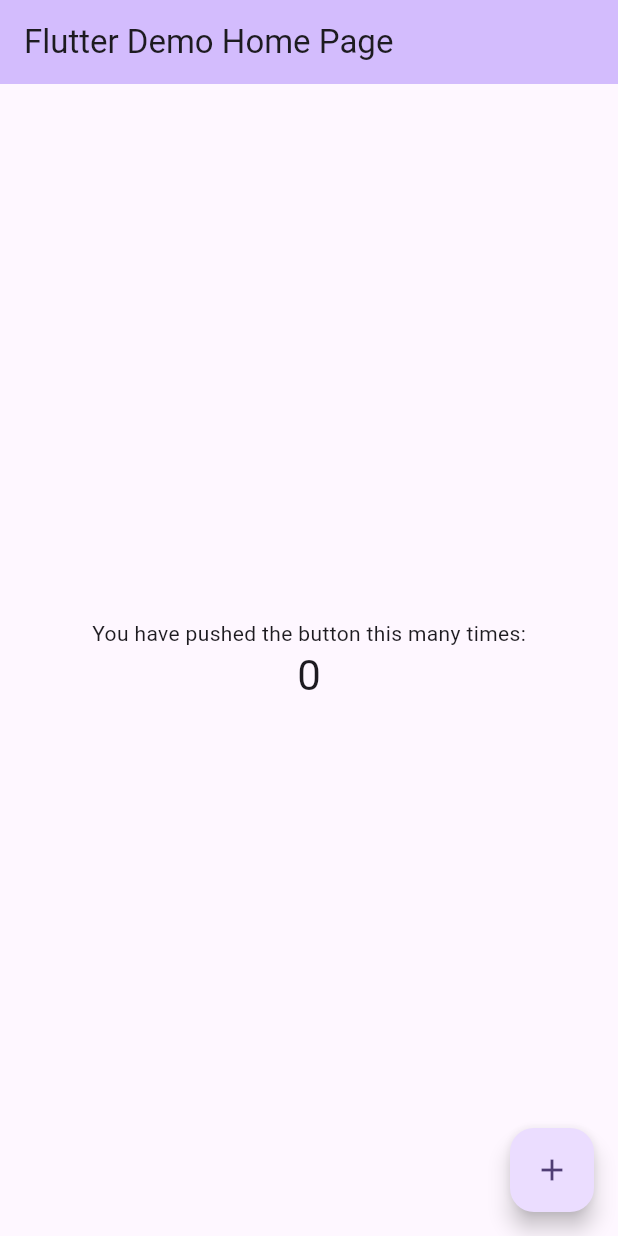
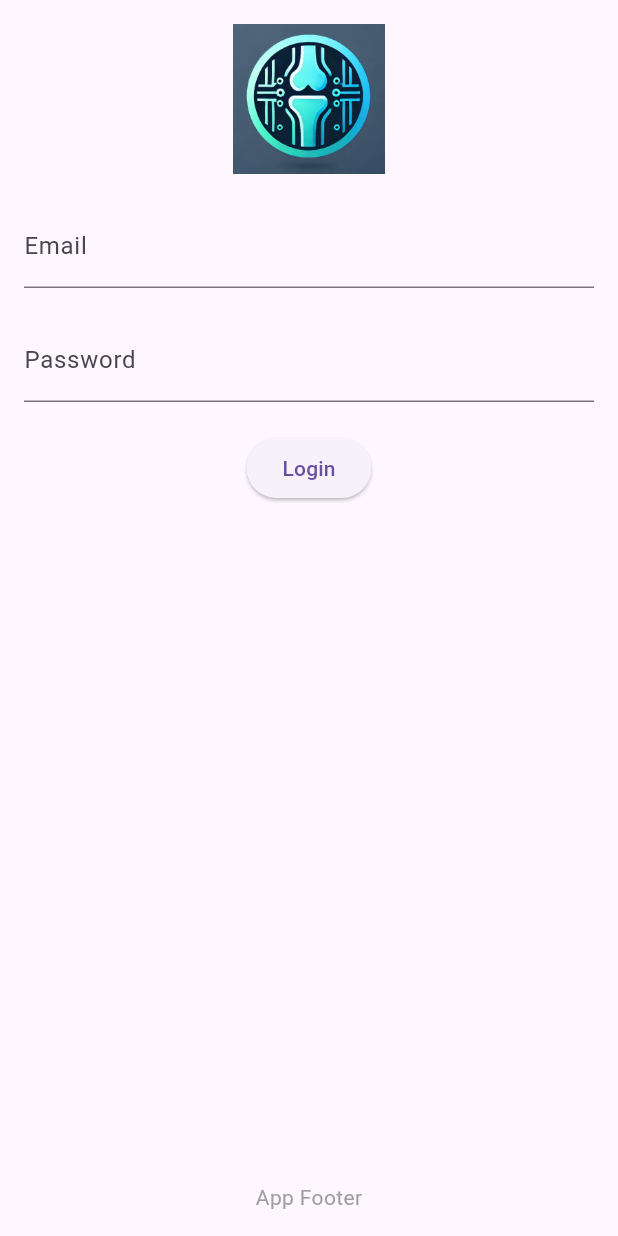
Before and after one commit to iamjumshaid/knee_sense, a Flutter app: the screen it shows after launch, on a phone screen of 412 x 824 dp. Run offline on Flutter 3.47's test engine with Material 3 defaults, Android fonts, the phone set to English and light mode, and no system bars; our stand-ins replace cloud_firestore, firebase_auth, firebase_core; accounts and stored records are empty.

```diff
--- /dev/null
+++ b/lib/login_screen.dart
@@ -0,0 +1,75 @@
+import 'package:flutter/material.dart';
+import 'package:firebase_auth/firebase_auth.dart';
+import 'package:cloud_firestore/cloud_firestore.dart';
+import 'doctor_home_page.dart';
+import 'patient_home_page.dart';
+
+class LoginScreen extends StatefulWidget {
+  @override
+  _LoginScreenState createState() => _LoginScreenState();
+}
+
+class _LoginScreenState extends State<LoginScreen> {
+  final _emailController = TextEditingController();
+  final _passwordController = TextEditingController();
+  final FirebaseAuth _auth = FirebaseAuth.instance;
+  final FirebaseFirestore _firestore = FirebaseFirestore.instance;
+
+  void _login() async {
+    try {
+      UserCredential userCredential = await _auth.signInWithEmailAndPassword(
+        email: _emailController.text,
+        password: _passwordController.text,
+      );
+      User? user = userCredential.user;
+      if (user != null) {
+        DocumentSnapshot userDoc = await _firestore.collection('users').doc(user.uid).get();
+        if (userDoc.exists) {
+          bool isPatient = userDoc['is_patient'];
+          if (isPatient) {
+            Navigator.pushReplacement(context, MaterialPageRoute(builder: (context) => PatientHomePage()));
+          } else {
+            Navigator.pushReplacement(context, MaterialPageRoute(builder: (context) => DoctorHomePage()));
+          }
+        }
+      }
+    } catch (e) {
+      print(e);
+    }
+  }
+
+  @override
+  Widget build(BuildContext context) {
+    return Scaffold(
+      body: Center(
+        child: Padding(
+          padding: const EdgeInsets.all(16.0),
+          child: Column(
+            mainAxisAlignment: MainAxisAlignment.center,
+            children: <Widget>[
+              Image.asset('assets/logo.png', height: 100),
+              SizedBox(height: 20),
+              TextField(
+                controller: _emailController,
+                decoration: InputDecoration(labelText: 'Email'),
+              ),
+              SizedBox(height: 20),
+              TextField(
+                controller: _passwordController,
+                decoration: InputDecoration(labelText: 'Password'),
+                obscureText: true,
+              ),
+              SizedBox(height: 20),
+              ElevatedButton(
+                onPressed: _login,
+                child: Text('Login'),
+              ),
+              Spacer(),
+              Text('App Footer', style: TextStyle(color: Colors.grey)),
+            ],
+          ),
+        ),
+      ),
+    );
+  }
+}
--- a/lib/main.dart
+++ b/lib/main.dart
@@ -1,125 +1,22 @@
 import 'package:flutter/material.dart';
+import 'package:firebase_core/firebase_core.dart';
+import 'login_screen.dart';
 
-void main() {
-  runApp(const MyApp());
+void main() async {
+  WidgetsFlutterBinding.ensureInitialized();
+  await Firebase.initializeApp();
+  runApp(MyApp());
 }
 
 class MyApp extends StatelessWidget {
-  const MyApp({super.key});
-
-  // This widget is the root of your application.
   @override
   Widget build(BuildContext context) {
     return MaterialApp(
-      title: 'Flutter Demo',
+      title: 'Knee Sense',
       theme: ThemeData(
-        // This is the theme of your application.
-        //
-        // TRY THIS: Try running your application with "flutter run". You'll see
-        // the application has a purple toolbar. Then, without quitting the app,
-        // try changing the seedColor in the colorScheme below to Colors.green
-        // and then invoke "hot reload" (save your changes or press the "hot
-        // reload" button in a Flutter-supported IDE, or press "r" if you used
-        // the command line to start the app).
-        //
-        // Notice that the counter didn't reset back to zero; the application
-        // state is not lost during the reload. To reset the state, use hot
-        // restart instead.
-        //
-        // This works for code too, not just values: Most code changes can be
-        // tested with just a hot reload.
-        colorScheme: ColorScheme.fromSeed(seedColor: Colors.deepPurple),
-        useMaterial3: true,
+        primarySwatch: Colors.blue,
       ),
-      home: const MyHomePage(title: 'Flutter Demo Home Page'),
+      home: LoginScreen(),
     );
   }
 }
-
-class MyHomePage extends StatefulWidget {
-  const MyHomePage({super.key, required this.title});
-
-  // This widget is the home page of your application. It is stateful, meaning
-  // that it has a State object (defined below) that contains fields that affect
-  // how it looks.
-
-  // This class is the configuration for the state. It holds the values (in this
-  // case the title) provided by the parent (in this case the App widget) and
-  // used by the build method of the State. Fields in a Widget subclass are
-  // always marked "final".
-
-  final String title;
-
-  @override
-  State<MyHomePage> createState() => _MyHomePageState();
-}
-
-class _MyHomePageState extends State<MyHomePage> {
-  int _counter = 0;
-
-  void _incrementCounter() {
-    setState(() {
-      // This call to setState tells the Flutter framework that something has
-      // changed in this State, which causes it to rerun the build method below
-      // so that the display can reflect the updated values. If we changed
-      // _counter without calling setState(), then the build method would not be
-      // called again, and so nothing would appear to happen.
-      _counter++;
-    });
-  }
-
-  @override
-  Widget build(BuildContext context) {
-    // This method is rerun every time setState is called, for instance as done
-    // by the _incrementCounter method above.
-    //
-    // The Flutter framework has been optimized to make rerunning build methods
-    // fast, so that you can just rebuild anything that needs updating rather
-    // than having to individually change instances of widgets.
-    return Scaffold(
-      appBar: AppBar(
-        // TRY THIS: Try changing the color here to a specific color (to
-        // Colors.amber, perhaps?) and trigger a hot reload to see the AppBar
-        // change color while the other colors stay the same.
-        backgroundColor: Theme.of(context).colorScheme.inversePrimary,
-        // Here we take the value from the MyHomePage object that was created by
-        // the App.build method, and use it to set our appbar title.
-        title: Text(widget.title),
-      ),
-      body: Center(
-        // Center is a layout widget. It takes a single child and positions it
-        // in the middle of the parent.
-        child: Column(
-          // Column is also a layout widget. It takes a list of children and
-          // arranges them vertically. By default, it sizes itself to fit its
-          // children horizontally, and tries to be as tall as its parent.
-          //
-          // Column has various properties to control how it sizes itself and
-          // how it positions its children. Here we use mainAxisAlignment to
-          // center the children vertically; the main axis here is the vertical
-          // axis because Columns are vertical (the cross axis would be
-          // horizontal).
-          //
-          // TRY THIS: Invoke "debug painting" (choose the "Toggle Debug Paint"
-          // action in the IDE, or press "p" in the console), to see the
-          // wireframe for each widget.
-          mainAxisAlignment: MainAxisAlignment.center,
-          children: <Widget>[
-            const Text(
-              'You have pushed the button this many times:',
-            ),
-            Text(
-              '$_counter',
-              style: Theme.of(context).textTheme.headlineMedium,
-            ),
-          ],
-        ),
-      ),
-      floatingActionButton: FloatingActionButton(
-        onPressed: _incrementCounter,
-        tooltip: 'Increment',
-        child: const Icon(Icons.add),
-      ), // This trailing comma makes auto-formatting nicer for build methods.
-    );
-  }
-}
```
Also changed, not shown: lib/doctor_home_page.dart (added, +11 -0 lines), lib/patient_home_page.dart (added, +11 -0 lines), 1 other file.
